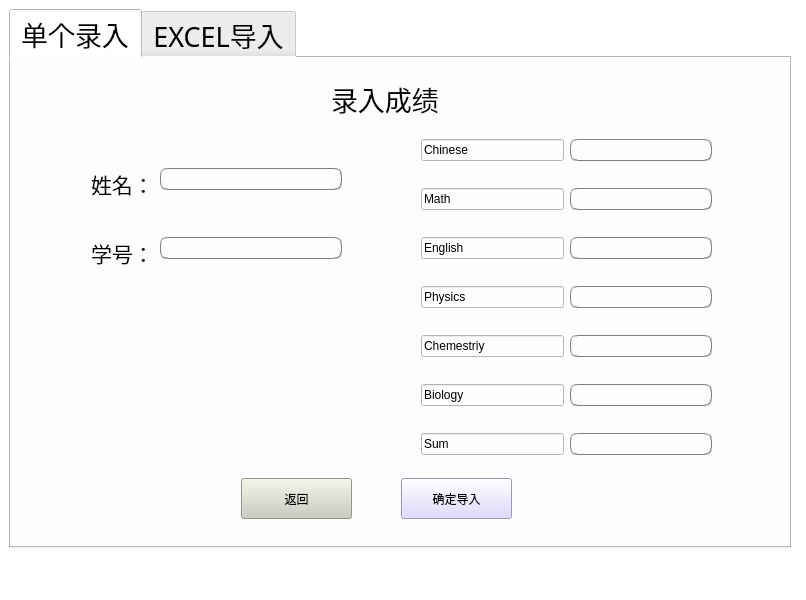
This is CODE/input_score.ui in lensans/- as Qt 5 draws it before an edit. The edited form follows.
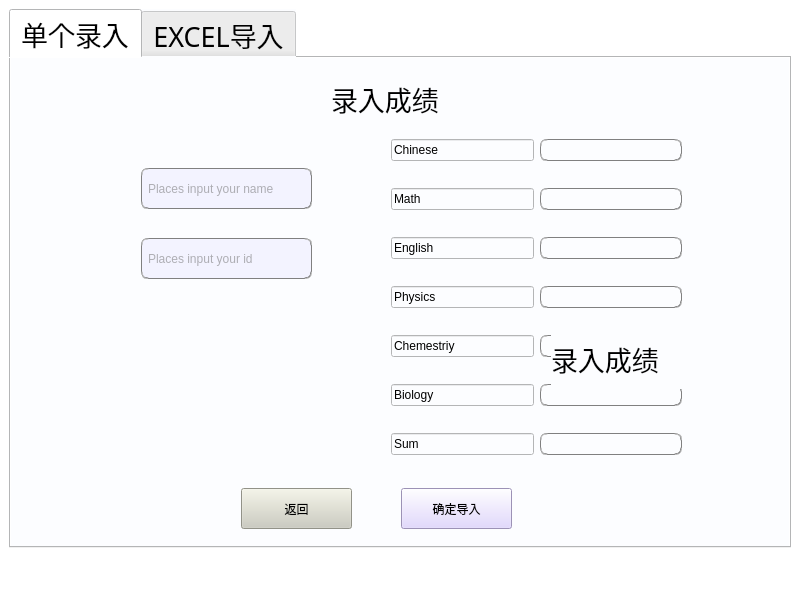
This is the edited form.

Diff of the .ui file:
```diff
--- a/CODE/input_score.ui
+++ b/CODE/input_score.ui
@@ -61,7 +61,7 @@
      <widget class="QWidget" name="widget" native="true">
       <property name="geometry">
        <rect>
-        <x>410</x>
+        <x>380</x>
         <y>60</y>
         <width>291</width>
         <height>361</height>
@@ -200,79 +200,11 @@
        </item>
       </layout>
      </widget>
-     <widget class="QWidget" name="widget_2" native="true">
-      <property name="geometry">
-       <rect>
-        <x>80</x>
-        <y>110</y>
-        <width>251</width>
-        <height>101</height>
-       </rect>
-      </property>
-      <property name="styleSheet">
-       <string notr="true">
-color: rgb(0, 0, 0);</string>
-      </property>
-      <layout class="QFormLayout" name="formLayout_3">
-       <item row="2" column="1">
-        <widget class="QLineEdit" name="input_name_line">
-         <property name="styleSheet">
-          <string notr="true">border:1px groove gray;border-radius:
-7px;padding:2px 4px;</string>
-         </property>
-        </widget>
-       </item>
-       <item row="2" column="0">
-        <widget class="QLabel" name="input_name_label">
-         <property name="styleSheet">
-          <string notr="true">font: 16pt &quot;宋体&quot;;</string>
-         </property>
-         <property name="text">
-          <string>&lt;html&gt;&lt;head/&gt;&lt;body&gt;&lt;p&gt;&lt;span style=&quot; font-size:16pt;&quot;&gt;姓名：&lt;/span&gt;&lt;/p&gt;&lt;/body&gt;&lt;/html&gt;</string>
-         </property>
-        </widget>
-       </item>
-       <item row="4" column="1">
-        <widget class="QLineEdit" name="input_num_line">
-         <property name="styleSheet">
-          <string notr="true">border:1px groove gray;border-radius:
-7px;padding:2px 4px;</string>
-         </property>
-        </widget>
-       </item>
-       <item row="4" column="0">
-        <widget class="QLabel" name="input_num_label">
-         <property name="styleSheet">
-          <string notr="true">font: 16pt &quot;宋体&quot;;</string>
-         </property>
-         <property name="text">
-          <string>&lt;html&gt;&lt;head/&gt;&lt;body&gt;&lt;p&gt;&lt;span style=&quot; font-size:16pt;&quot;&gt;学号：&lt;/span&gt;&lt;/p&gt;&lt;/body&gt;&lt;/html&gt;</string>
-         </property>
-         <property name="alignment">
-          <set>Qt::AlignCenter</set>
-         </property>
-        </widget>
-       </item>
-       <item row="3" column="1">
-        <spacer name="verticalSpacer_6">
-         <property name="orientation">
-          <enum>Qt::Vertical</enum>
-         </property>
-         <property name="sizeHint" stdset="0">
-          <size>
-           <width>20</width>
-           <height>40</height>
-          </size>
-         </property>
-        </spacer>
-       </item>
-      </layout>
-     </widget>
      <widget class="QPushButton" name="input_single_confirm">
       <property name="geometry">
        <rect>
         <x>390</x>
-        <y>420</y>
+        <y>430</y>
         <width>111</width>
         <height>41</height>
        </rect>
@@ -289,7 +221,7 @@
       <property name="geometry">
        <rect>
         <x>230</x>
-        <y>420</y>
+        <y>430</y>
         <width>111</width>
         <height>41</height>
        </rect>
@@ -321,11 +253,65 @@
        <string>录入成绩</string>
       </property>
      </widget>
-     <zorder>widget</zorder>
-     <zorder>input_single_confirm</zorder>
-     <zorder>input_single_return</zorder>
-     <zorder>widget_2</zorder>
-     <zorder>revise_title_2</zorder>
+     <widget class="QLineEdit" name="input_name_line">
+      <property name="geometry">
+       <rect>
+        <x>130</x>
+        <y>110</y>
+        <width>171</width>
+        <height>41</height>
+       </rect>
+      </property>
+      <property name="styleSheet">
+       <string notr="true">background-color: rgb(243, 243, 255);
+border:1px groove gray;border-radius:
+7px;padding:2px 4px;
+font: 10pt &quot;宋体&quot;;
+color: rgb(103, 103, 103);</string>
+      </property>
+      <property name="placeholderText">
+       <string>Places input your name</string>
+      </property>
+     </widget>
+     <widget class="QLineEdit" name="input_num_line">
+      <property name="geometry">
+       <rect>
+        <x>130</x>
+        <y>180</y>
+        <width>171</width>
+        <height>41</height>
+       </rect>
+      </property>
+      <property name="styleSheet">
+       <string notr="true">background-color: rgb(243, 243, 255);
+border:1px groove gray;border-radius:
+7px;padding:2px 4px;
+font: 10pt &quot;宋体&quot;;
+color: rgb(103, 103, 103);</string>
+      </property>
+      <property name="placeholderText">
+       <string>Places input your id</string>
+      </property>
+     </widget>
+     <widget class="QLabel" name="revise_title_3">
+      <property name="geometry">
+       <rect>
+        <x>540</x>
+        <y>270</y>
+        <width>141</width>
+        <height>61</height>
+       </rect>
+      </property>
+      <property name="font">
+       <font>
+        <family>宋体</family>
+        <pointsize>20</pointsize>
+       </font>
+      </property>
+      <property name="text">
+       <string>录入成绩</string>
+      </property>
+     </widget>
     </widget>
     <widget class="QWidget" name="excel_input">
      <attribute name="title">
```
